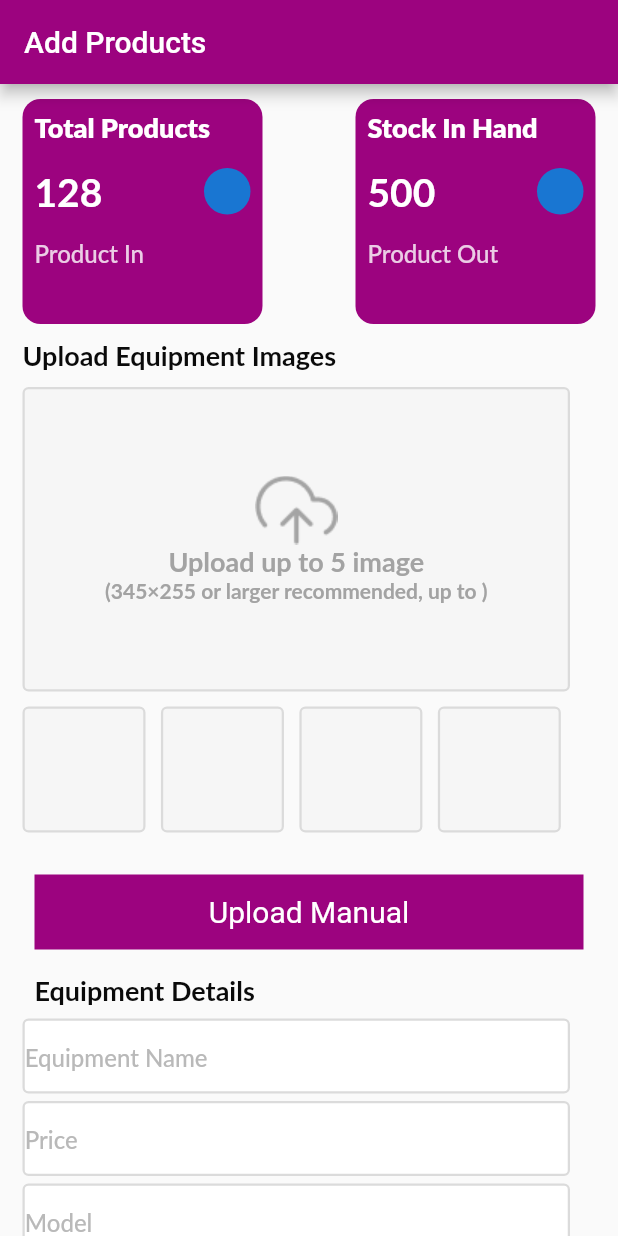
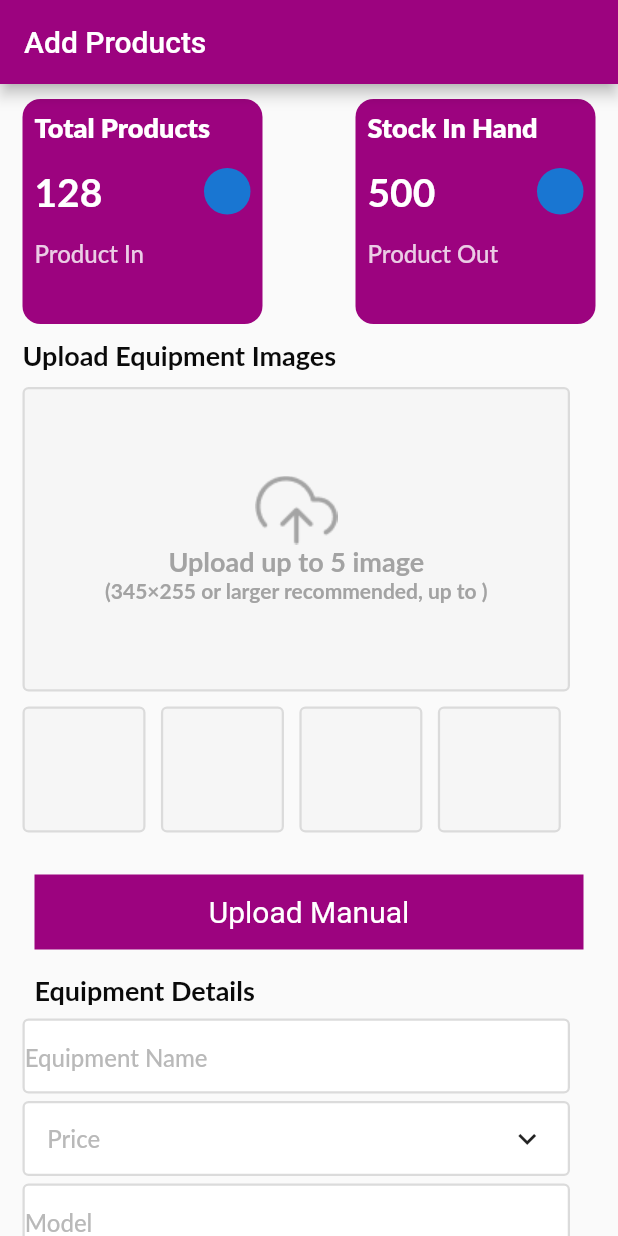
Before and after one commit to guri1423/purpleavapp, a Flutter app: the AddProducts screen opened directly, after a tap on "Add Product", on a phone screen of 412 x 824 dp. Run offline on Flutter 3.47's test engine with Material 2 defaults, Android fonts, the phone set to English and light mode, and no system bars; our stand-ins replace hive, hive_flutter, image_picker, pin_code_fields; accounts and stored records are empty; Roboto replaces fonts that are missing (Lato).

```diff
--- a/lib/Screens/Add_Products.dart
+++ b/lib/Screens/Add_Products.dart
@@ -3,6 +3,7 @@ import 'dart:io';
 import 'package:flutter/material.dart';
 import 'package:image_picker/image_picker.dart';
 import 'package:purpleavapp/Screens/SignIn.dart';
+import 'package:purpleavapp/Widgets/custom_drawer.dart';
 import 'package:purpleavapp/main.dart';
 import 'package:purpleavapp/Screens/SignUp.dart';
 
@@ -23,6 +24,7 @@ class _AddProductsState extends State<AddProducts> {
   File? _image2;
   File? _image3;
   File? _image4;
+  bool price=false;
 
   @override
   Widget build(BuildContext context) {
@@ -225,6 +227,7 @@ class _AddProductsState extends State<AddProducts> {
 
 
   Widget addProduct(BuildContext context){
+
     return Column(
       crossAxisAlignment: CrossAxisAlignment.start,
       children: [
@@ -475,7 +478,6 @@ class _AddProductsState extends State<AddProducts> {
           padding: const EdgeInsets.all(8.0),
           child: GestureDetector(
             onTap:(){
-
             },
             child: Container(
               decoration: BoxDecoration(
@@ -532,7 +534,17 @@ class _AddProductsState extends State<AddProducts> {
           ),
         ),
         SizedBox(height: 5,),
-        Container(
+        GestureDetector(
+          onTap: (){
+            setState(() {
+              if(price){
+                price=false;
+              }else{
+                price=true;
+              }
+            });
+          },
+          child: Container(
             width: 365,
             height: 50,
             decoration: BoxDecoration(
@@ -540,20 +552,49 @@ class _AddProductsState extends State<AddProducts> {
               border: Border.all(color: Color(0xffdbdbdb), width: 1.50, ),
               color: Colors.white,
             ),
-
-          child: TextField(
-            decoration: InputDecoration(
-              border: InputBorder.none,
-              hintText: 'Price',
-              hintStyle: TextStyle(
+            child:Padding(
+              padding: const EdgeInsets.symmetric(horizontal: 15),
+              child: Row(
+                crossAxisAlignment: CrossAxisAlignment.center,
+                mainAxisAlignment: MainAxisAlignment.spaceBetween,
+                children: [
+                  Text("Price",
+                  style: TextStyle(
                           color: Color(0xffb9b9b9),
                           fontSize: 16,
                           fontFamily: "Lato",
                           fontWeight: FontWeight.w500,
+                  ),),
+
+                  price?Icon(Icons.keyboard_arrow_up):Icon(Icons.keyboard_arrow_down)
+                ],
+              ),
+            )
+            // TextField(
+            //   decoration: InputDecoration(
+            //     border: InputBorder.none,
+            //     hintText: 'Price',
+            //     hintStyle: TextStyle(
+            //       color: Color(0xffb9b9b9),
+            //       fontSize: 16,
+            //       fontFamily: "Lato",
+            //       fontWeight: FontWeight.w500,
+            //     ),
+            //   ),
+            // ),
           ),
         ),
-          ),
-        ),
+
+       /// here I have imported my custom dropdown
+        /// just change list content name
+       price?CustomDropDown( title:const[
+         "Weekend Special",
+         "One day Price",
+         "Two day Rental Price",
+         "Three day Rental Price",
+         "Weekly Rental Price",
+         "Package 1"
+       ]):Container(),
         SizedBox(height: 5,),
         Container(
           width: 365,
```
Also changed, not shown: lib/Widgets/custom_drawer.dart (added, +49 -0 lines). Lines whose indentation alone changed are shown as unchanged.
